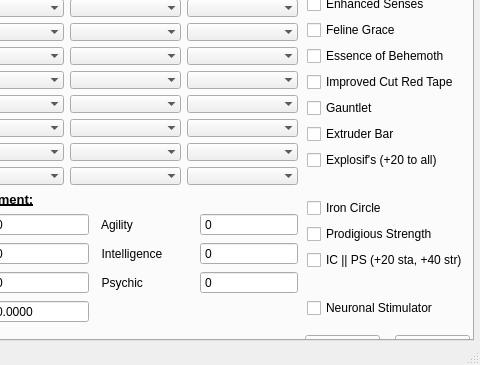
Qt form src/mainwindow.ui (davghouse/AOLadderer) before a commit; both pictures show x 147 to 627 and y 219 to 584 of the 627 by 584 pixel window.
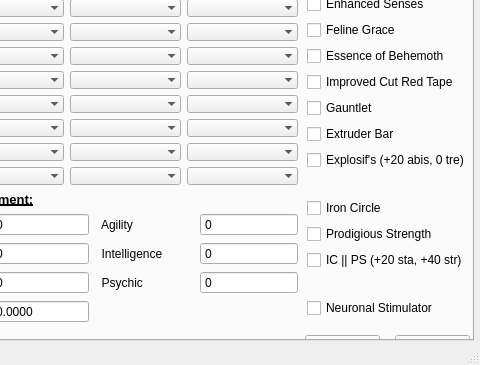
The same form after that commit.

Commit message: Explosifs no longer add treatment trickle

```diff
--- a/src/mainwindow.ui
+++ b/src/mainwindow.ui
@@ -184,7 +184,7 @@
             <item>
              <widget class="QCheckBox" name="Explosifs">
               <property name="text">
-               <string>Explosif's (+20 to all)</string>
+               <string>Explosif's (+20 abis, 0 tre)</string>
               </property>
              </widget>
             </item>
```
The commit also changes 1 other file.
